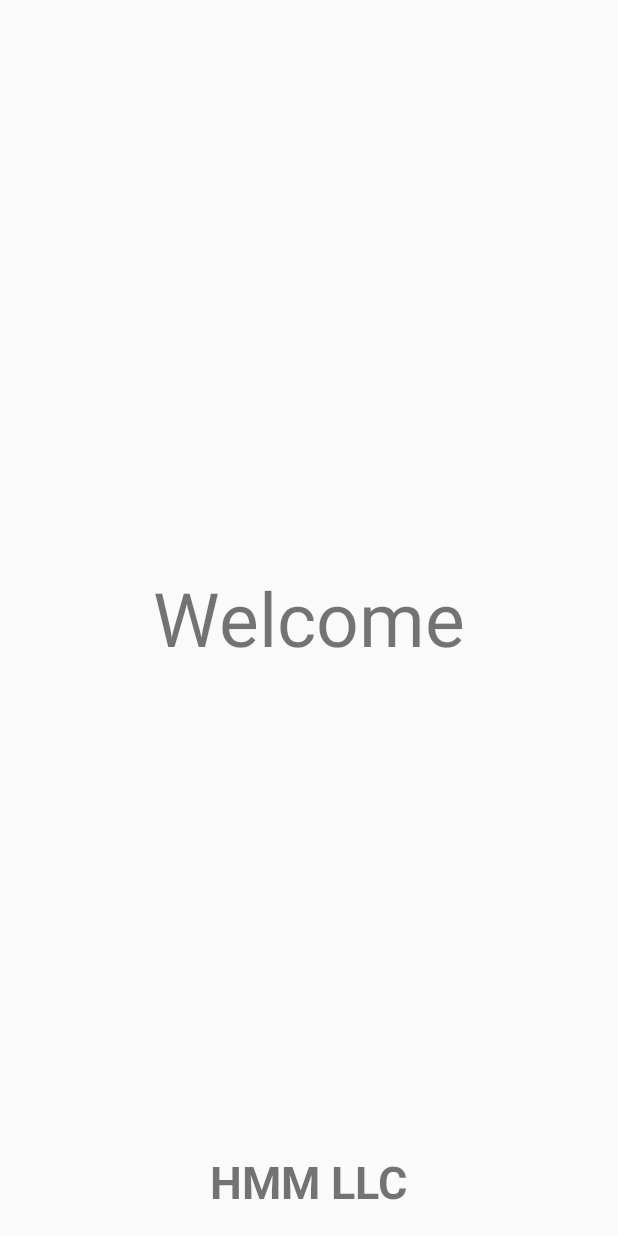
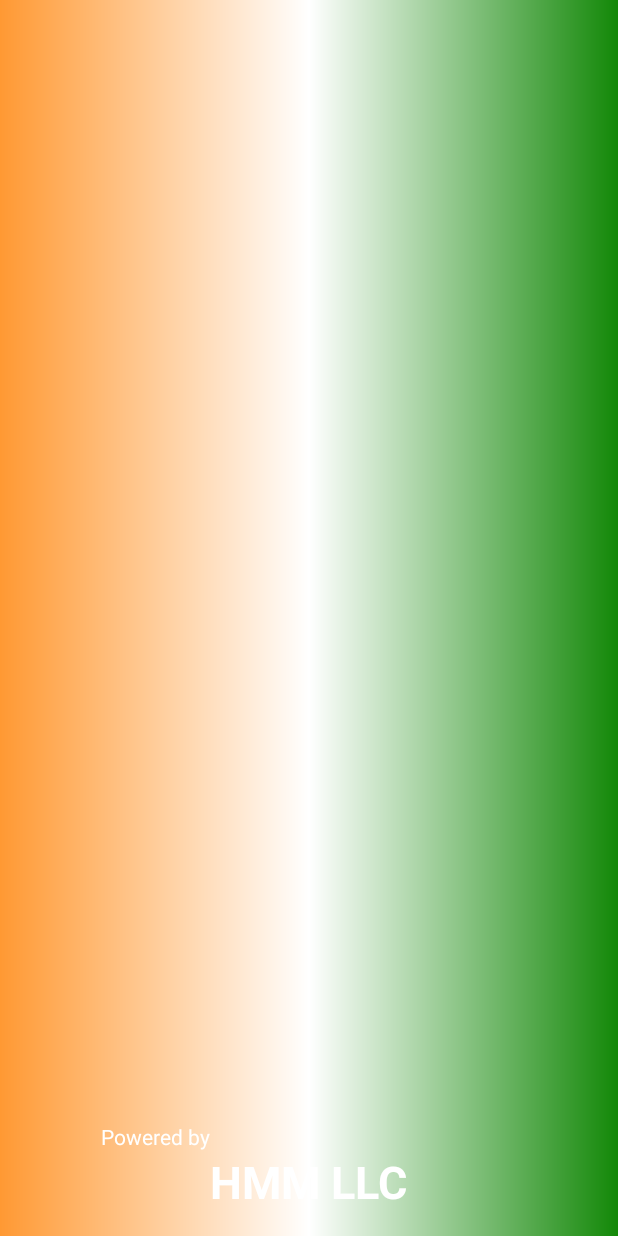
Before and after one commit to HamimKiGit/Screen_Mirroring, an Android app: the SplashActivity screen opened directly, with no data from a screen before it, on a phone screen of 412 x 824 dp. Run offline under Robolectric (Android 15) with nearby library versions, the phone set to English and light mode, and no system bars.

Commit message:
indian color

```diff
--- /dev/null
+++ b/app/src/main/res/drawable/bg.xml
@@ -0,0 +1,7 @@
+<?xml version="1.0" encoding="utf-8"?>
+<shape xmlns:android="http://schemas.android.com/apk/res/android">
+    <gradient
+        android:centerColor="#ffffff"
+        android:endColor="@color/colorPrimary"
+        android:startColor="@color/colorPrimaryDark" />
+</shape>
--- a/app/src/main/res/layout/activity_main.xml
+++ b/app/src/main/res/layout/activity_main.xml
@@ -3,7 +3,8 @@
     xmlns:tools="http://schemas.android.com/tools"
     android:layout_width="match_parent"
     android:layout_height="match_parent"
-    tools:context=".MainActivity">
+    tools:context=".MainActivity"
+    android:background="@drawable/bg">
 
     <Button
         android:id="@+id/btnStart"
@@ -15,7 +16,7 @@
         android:paddingTop="10dp"
         android:paddingRight="20dp"
         android:paddingBottom="10dp"
-        android:text="Start Cast"
+        android:text="@string/start_cast"
         android:textColor="#ffffff"
         android:textSize="20sp" />
 
--- a/app/src/main/res/layout/activity_splash.xml
+++ b/app/src/main/res/layout/activity_splash.xml
@@ -3,7 +3,8 @@
     xmlns:tools="http://schemas.android.com/tools"
     android:layout_width="match_parent"
     android:layout_height="match_parent"
-    tools:context=".SplashActivity">
+    tools:context=".SplashActivity"
+    android:background="@drawable/bg">
 
     <TextView
         android:layout_width="wrap_content"
@@ -11,14 +12,24 @@
         android:layout_centerHorizontal="true"
         android:layout_centerVertical="true"
         android:textSize="50sp"
-        android:text="Welcome" />
+        android:text="" />
     <TextView
+        android:layout_width="wrap_content"
+        android:layout_height="wrap_content"
+        android:text="@string/powered_by"
+        android:layout_above="@+id/tvPower"
+        android:layout_toLeftOf="@id/tvPower"
+        android:textColor="@color/center"
+        android:layout_toStartOf="@id/tvPower" />
+    <TextView
+        android:id="@+id/tvPower"
         android:layout_width="wrap_content"
         android:layout_height="wrap_content"
         android:layout_alignParentBottom="true"
         android:layout_centerHorizontal="true"
         android:textSize="30sp"
-        android:text="HMM LLC"
-        android:layout_margin="16dp"
+        android:text="@string/hmm_llc"
+        android:textColor="@color/center"
+        android:layout_marginBottom="16dp"
         android:textStyle="bold"/>
 </RelativeLayout>
--- a/app/src/main/res/values/colors.xml
+++ b/app/src/main/res/values/colors.xml
@@ -3,4 +3,5 @@
     <color name="colorPrimary">#138808</color>
     <color name="colorPrimaryDark">#FF9933</color>
     <color name="colorAccent">#000080</color>
+    <color name="center">#ffffff</color>
 </resources>
--- a/app/src/main/res/values/strings.xml
+++ b/app/src/main/res/values/strings.xml
@@ -1,3 +1,6 @@
 <resources>
     <string name="app_name">Screen Mirroring</string>
+    <string name="start_cast">Start Cast</string>
+    <string name="powered_by">Powered by</string>
+    <string name="hmm_llc">HMM LLC</string>
 </resources>
```
